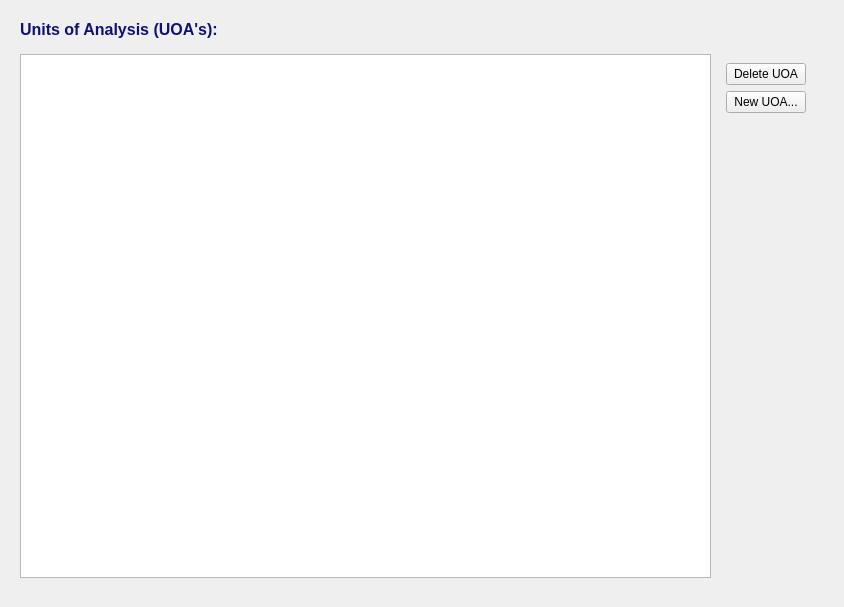
The window that NewGeneUI/NewGene/Widgets/ManageInput/UOAs/newgenemanageuoas.ui (daniel347x/newgene) describes before a commit, drawn with Qt 5.
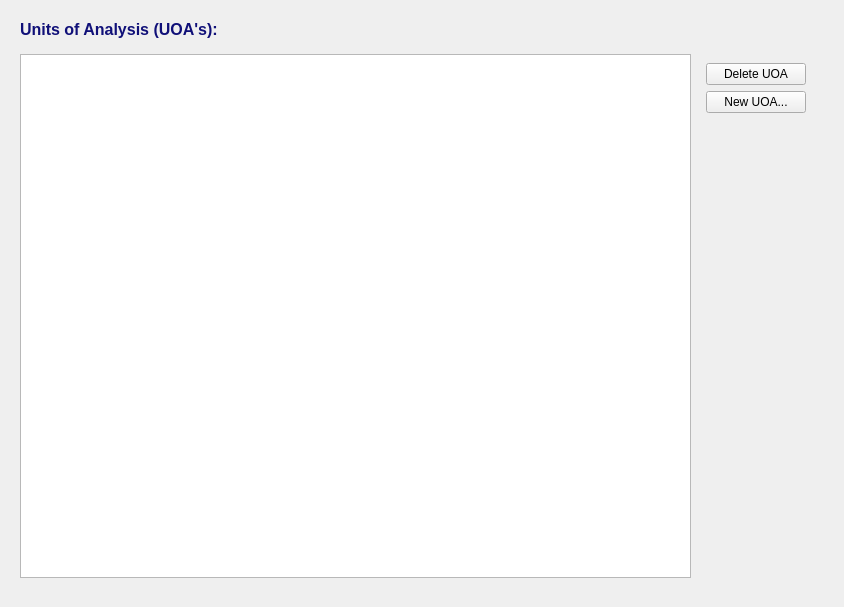
The same window after the commit.

Commit message: Increase width of buttons on the Manage UOA pane.

Diff of the .ui file:
```diff
--- a/NewGeneUI/NewGene/Widgets/ManageInput/UOAs/newgenemanageuoas.ui
+++ b/NewGeneUI/NewGene/Widgets/ManageInput/UOAs/newgenemanageuoas.ui
@@ -72,6 +72,12 @@
            <layout class="QVBoxLayout" name="verticalLayout">
             <item>
              <widget class="QPushButton" name="pushButton_deleteUOA">
+              <property name="minimumSize">
+               <size>
+                <width>100</width>
+                <height>0</height>
+               </size>
+              </property>
               <property name="text">
                <string>Delete UOA</string>
               </property>
@@ -79,6 +85,12 @@
             </item>
             <item>
              <widget class="QPushButton" name="pushButton_createUOA">
+              <property name="minimumSize">
+               <size>
+                <width>100</width>
+                <height>0</height>
+               </size>
+              </property>
               <property name="text">
                <string>New UOA...</string>
               </property>
```
